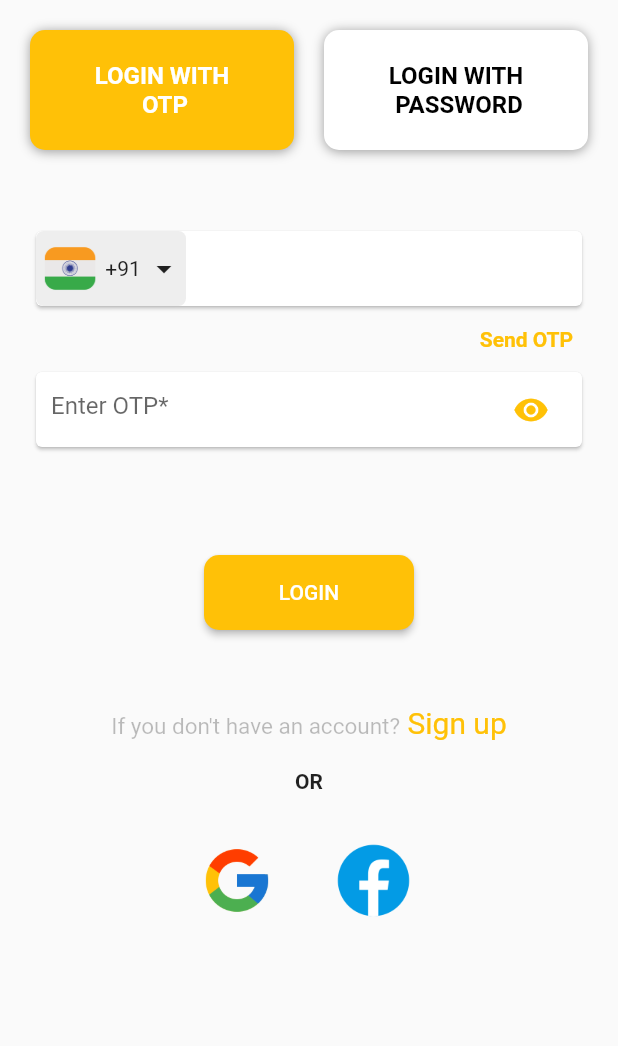
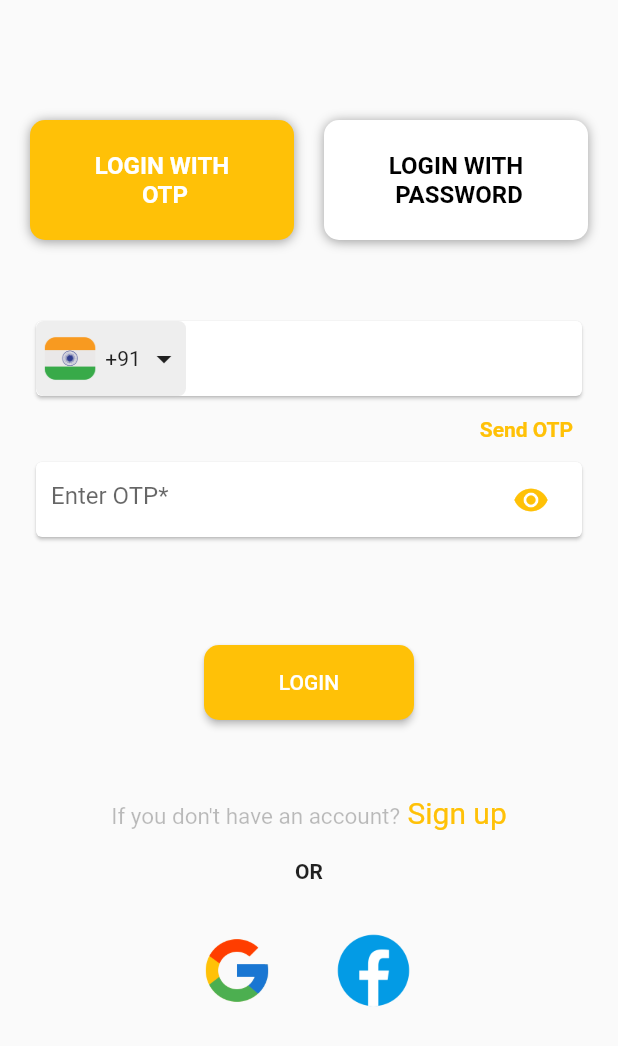
Before and after one commit to taufik1993/LoginPageDesign, a Flutter app: the screen it shows after launch, on a phone screen of 412 x 824 dp. Shown: the top 1046 px of the screen. Run offline on Flutter 3.47's test engine with Material 2 defaults, Android fonts, the phone set to English and light mode, and no system bars.

Commit message:
Intial Commit

```diff
--- a/lib/screens/home/home.dart
+++ b/lib/screens/home/home.dart
@@ -10,11 +10,24 @@ class HomeScreen extends StatelessWidget {
   @override
   Widget build(BuildContext context) {
     return Responsive(
-      mobile: const Scaffold(
-        body: LoginScreen(),
-      ),
-      tablet: const Scaffold(
-        body: LoginScreen(),
+      mobile: Scaffold(
+          body: Column(
+        children: const [
+          SizedBox(
+            height: 60.0,
+          ),
+          LoginScreen(),
+        ],
+      )),
+      tablet: Scaffold(
+        body: Column(
+          children: const [
+            SizedBox(
+              height: 60.0,
+            ),
+            LoginScreen(),
+          ],
+        ),
       ),
       desktop: Scaffold(
         body: Container(
@@ -27,8 +40,16 @@ class HomeScreen extends StatelessWidget {
               Image.asset(
                 AppImages.indiaFlag,
               ),
-              const SizedBox(width: 100.0,),
-              const SizedBox(width: 500,child: Card(elevation: 10.0,child: LoginScreen(),),),
+              const SizedBox(
+                width: 100.0,
+              ),
+              const SizedBox(
+                width: 500,
+                child: Card(
+                  elevation: 10.0,
+                  child: LoginScreen(),
+                ),
+              ),
             ],
           ),
         ),
```
Also changed, not shown: 1 other file.
